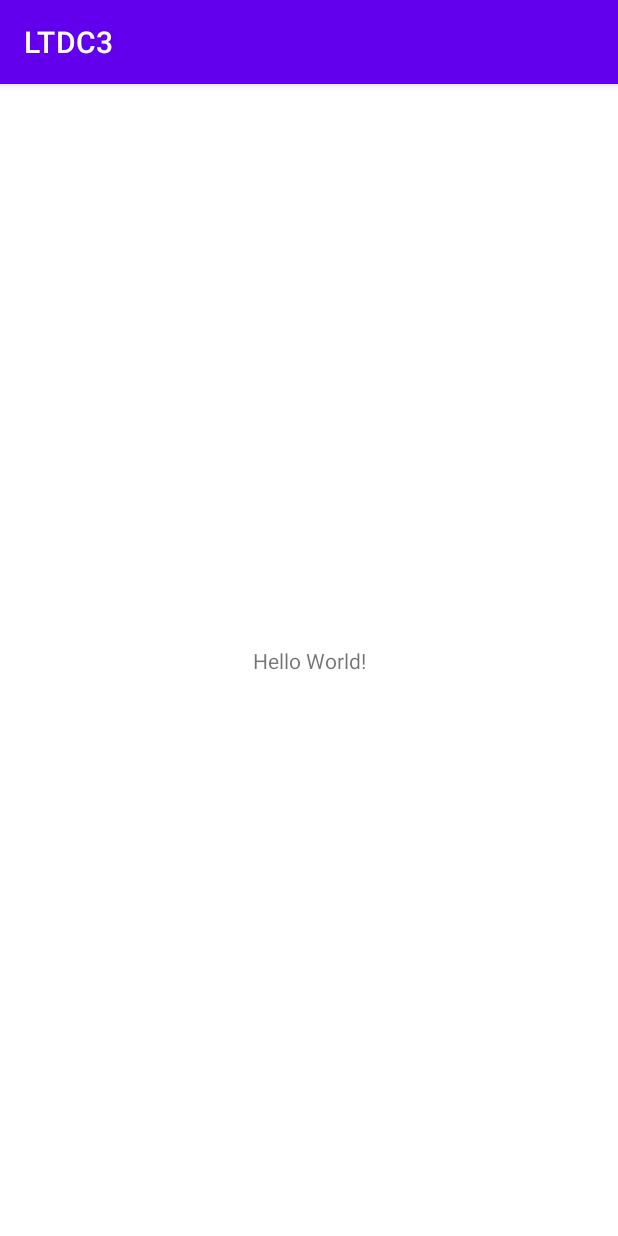
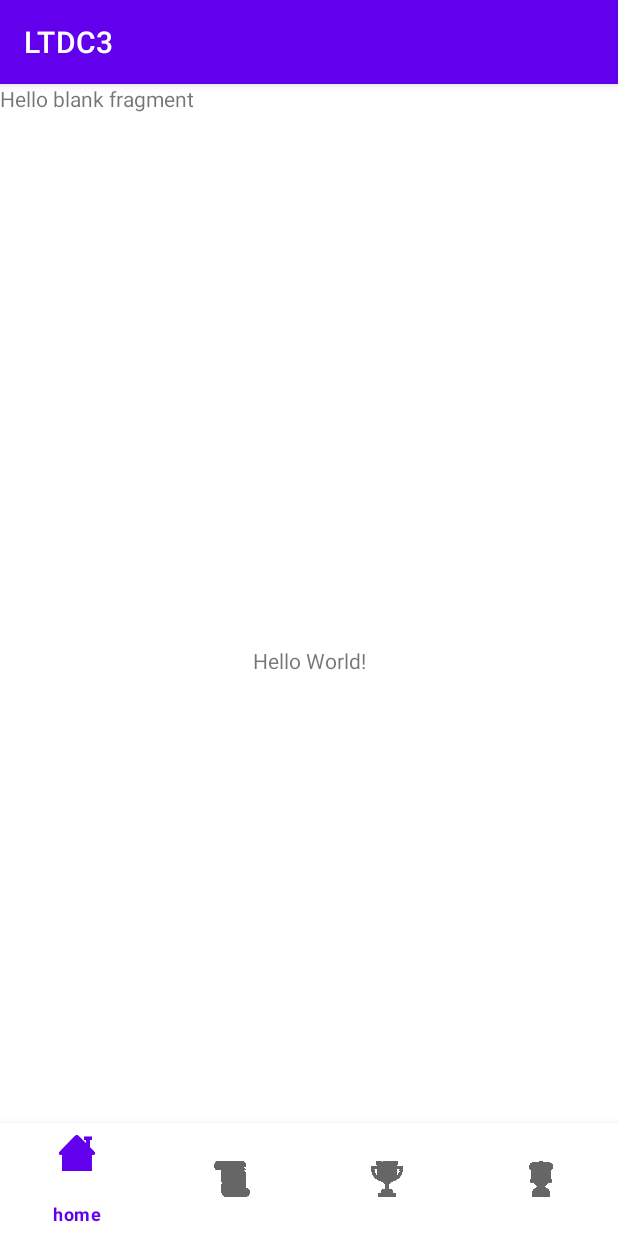
Before and after one commit to KarlEmm/LTDC3, an Android app: the screen it shows after launch (MainActivity), on a phone screen of 412 x 824 dp. Run offline under Robolectric (Android 15) with nearby library versions, the phone set to English and light mode, and no system bars.

Commit message:
commencement navigation bar

```diff
--- a/app/build.gradle
+++ b/app/build.gradle
@@ -33,6 +33,7 @@ dependencies {
     implementation 'androidx.appcompat:appcompat:1.3.1'
     implementation 'com.google.android.material:material:1.4.0'
     implementation 'androidx.constraintlayout:constraintlayout:2.1.0'
+    implementation 'androidx.legacy:legacy-support-v4:1.0.0'
     testImplementation 'junit:junit:4.+'
     androidTestImplementation 'androidx.test.ext:junit:1.1.3'
     androidTestImplementation 'androidx.test.espresso:espresso-core:3.4.0'
--- /dev/null
+++ b/app/src/main/java/com/example/ltdc3/Challenge.java
@@ -0,0 +1,27 @@
+package com.example.ltdc3;
+
+import android.os.Bundle;
+
+import androidx.fragment.app.Fragment;
+
+import android.view.LayoutInflater;
+import android.view.View;
+import android.view.ViewGroup;
+
+/**
+ * A simple {@link Fragment} subclass.
+ * Use the {@link Challenge#newInstance} factory method to
+ * create an instance of this fragment.
+ */
+public class Challenge extends Fragment {
+
+    public Challenge(){
+        // require a empty public constructor
+    }
+
+    @Override
+    public View onCreateView(LayoutInflater inflater, ViewGroup container, Bundle savedInstanceState) {
+        // Inflate the layout for this fragment
+        return inflater.inflate(R.layout.fragment_challenges, container, false);
+    }
+}
--- /dev/null
+++ b/app/src/main/java/com/example/ltdc3/Chef.java
@@ -0,0 +1,27 @@
+package com.example.ltdc3;
+
+import android.os.Bundle;
+
+import androidx.fragment.app.Fragment;
+
+import android.view.LayoutInflater;
+import android.view.View;
+import android.view.ViewGroup;
+
+/**
+ * A simple {@link Fragment} subclass.
+ * Use the {@link Chef#newInstance} factory method to
+ * create an instance of this fragment.
+ */
+public class Chef extends Fragment {
+
+    public Chef(){
+        // require a empty public constructor
+    }
+
+    @Override
+    public View onCreateView(LayoutInflater inflater, ViewGroup container, Bundle savedInstanceState) {
+        // Inflate the layout for this fragment
+        return inflater.inflate(R.layout.fragment_chef, container, false);
+    }
+}
--- /dev/null
+++ b/app/src/main/java/com/example/ltdc3/Home.java
@@ -0,0 +1,27 @@
+package com.example.ltdc3;
+
+import android.os.Bundle;
+
+import androidx.fragment.app.Fragment;
+
+import android.view.LayoutInflater;
+import android.view.View;
+import android.view.ViewGroup;
+
+/**
+ * A simple {@link Fragment} subclass.
+ * Use the {@link Home#newInstance} factory method to
+ * create an instance of this fragment.
+ */
+public class Home extends Fragment {
+
+    public Home(){
+        // require a empty public constructor
+    }
+
+    @Override
+    public View onCreateView(LayoutInflater inflater, ViewGroup container, Bundle savedInstanceState) {
+        // Inflate the layout for this fragment
+        return inflater.inflate(R.layout.fragment_home, container, false);
+    }
+}
--- /dev/null
+++ b/app/src/main/java/com/example/ltdc3/Leaderboard.java
@@ -0,0 +1,27 @@
+package com.example.ltdc3;
+
+import android.os.Bundle;
+
+import androidx.fragment.app.Fragment;
+
+import android.view.LayoutInflater;
+import android.view.View;
+import android.view.ViewGroup;
+
+/**
+ * A simple {@link Fragment} subclass.
+ * Use the {@link Leaderboard#newInstance} factory method to
+ * create an instance of this fragment.
+ */
+public class Leaderboard extends Fragment {
+
+    public Leaderboard(){
+        // require a empty public constructor
+    }
+
+    @Override
+    public View onCreateView(LayoutInflater inflater, ViewGroup container, Bundle savedInstanceState) {
+        // Inflate the layout for this fragment
+        return inflater.inflate(R.layout.fragment_leaderboard, container, false);
+    }
+}
--- a/app/src/main/java/com/example/ltdc3/MainActivity.java
+++ b/app/src/main/java/com/example/ltdc3/MainActivity.java
@@ -1,14 +1,56 @@
 package com.example.ltdc3;
 
+import androidx.annotation.NonNull;
 import androidx.appcompat.app.AppCompatActivity;
 
 import android.os.Bundle;
+import android.view.MenuItem;
 
-public class MainActivity extends AppCompatActivity {
+import com.google.android.material.bottomnavigation.BottomNavigationView;
+
+public class MainActivity extends AppCompatActivity implements BottomNavigationView.OnNavigationItemSelectedListener {
+
+    BottomNavigationView bottomNavigationView;
 
     @Override
     protected void onCreate(Bundle savedInstanceState) {
         super.onCreate(savedInstanceState);
         setContentView(R.layout.activity_main);
+
+        bottomNavigationView = findViewById(R.id.bottomNavigationView);
+
+        bottomNavigationView.setOnNavigationItemSelectedListener(this);
+        bottomNavigationView.setSelectedItemId(R.id.home);
+
+    }
+    Home homeFrag = new Home();
+    Challenge challengeFrag = new Challenge();
+    Leaderboard leaderboardFrag = new Leaderboard();
+    Chef chefFrag = new Chef();
+
+
+
+
+    @Override
+    public boolean onNavigationItemSelected(@NonNull MenuItem item) {
+
+        switch (item.getItemId()) {
+            case R.id.home:
+                getSupportFragmentManager().beginTransaction().replace(R.id.content, homeFrag).commit();
+                return true;
+
+            case R.id.challenges:
+                getSupportFragmentManager().beginTransaction().replace(R.id.content, challengeFrag).commit();
+                return true;
+
+            case R.id.leaderboard:
+                getSupportFragmentManager().beginTransaction().replace(R.id.content, leaderboardFrag).commit();
+                return true;
+
+            case R.id.chef:
+                getSupportFragmentManager().beginTransaction().replace(R.id.content, chefFrag).commit();
+                return true;
+        }
+        return false;
     }
 }
--- a/app/src/main/res/layout/activity_main.xml
+++ b/app/src/main/res/layout/activity_main.xml
@@ -15,4 +15,24 @@
         app:layout_constraintRight_toRightOf="parent"
         app:layout_constraintTop_toTopOf="parent" />
 
+    <FrameLayout
+        android:id="@+id/content"
+        android:layout_width="match_parent"
+        android:layout_height="0dp"
+        app:layout_constraintBottom_toTopOf="@+id/bottomNavigationView"
+        app:layout_constraintEnd_toEndOf="parent"
+        app:layout_constraintHorizontal_bias="0.5"
+        app:layout_constraintStart_toStartOf="parent"
+        app:layout_constraintTop_toTopOf="parent" />
+
+    <com.google.android.material.bottomnavigation.BottomNavigationView
+        android:id="@+id/bottomNavigationView"
+        android:layout_width="match_parent"
+        android:layout_height="75dp"
+        app:layout_constraintBottom_toBottomOf="parent"
+        app:layout_constraintEnd_toEndOf="parent"
+        app:layout_constraintHorizontal_bias="0.5"
+        app:layout_constraintStart_toStartOf="parent"
+        app:menu="@menu/bottom_nav_menu"/>
+
 </androidx.constraintlayout.widget.ConstraintLayout>
--- /dev/null
+++ b/app/src/main/res/layout/fragment_home.xml
@@ -0,0 +1,14 @@
+<?xml version="1.0" encoding="utf-8"?>
+<FrameLayout xmlns:android="http://schemas.android.com/apk/res/android"
+    xmlns:tools="http://schemas.android.com/tools"
+    android:layout_width="match_parent"
+    android:layout_height="match_parent"
+    tools:context=".Home">
+
+    <!-- TODO: Update blank fragment layout -->
+    <TextView
+        android:layout_width="match_parent"
+        android:layout_height="match_parent"
+        android:text="@string/hello_blank_fragment" />
+
+</FrameLayout>
--- /dev/null
+++ b/app/src/main/res/menu/bottom_nav_menu.xml
@@ -0,0 +1,19 @@
+<?xml version="1.0" encoding="utf-8"?>
+<menu xmlns:android="http://schemas.android.com/apk/res/android">
+    <item
+        android:id="@+id/home"
+        android:title="home"
+        android:icon="@drawable/house"/>
+    <item
+        android:id="@+id/challenges"
+        android:title="challenges"
+        android:icon="@drawable/scroll"/>
+    <item
+        android:id="@+id/leaderboard"
+        android:title="Settings"
+        android:icon="@drawable/trophy"/>
+    <item
+        android:id="@+id/chef"
+        android:title="chef"
+        android:icon="@drawable/chef" />
+</menu>
--- a/app/src/main/res/values/strings.xml
+++ b/app/src/main/res/values/strings.xml
@@ -1,3 +1,5 @@
 <resources>
     <string name="app_name">LTDC3</string>
+    <!-- TODO: Remove or change this placeholder text -->
+    <string name="hello_blank_fragment">Hello blank fragment</string>
 </resources>
```
Also changed, not shown: app/src/main/res/layout/fragment_challenges.xml (added, +14 -0 lines), app/src/main/res/layout/fragment_chef.xml (added, +14 -0 lines), app/src/main/res/layout/fragment_leaderboard.xml (added, +14 -0 lines).
